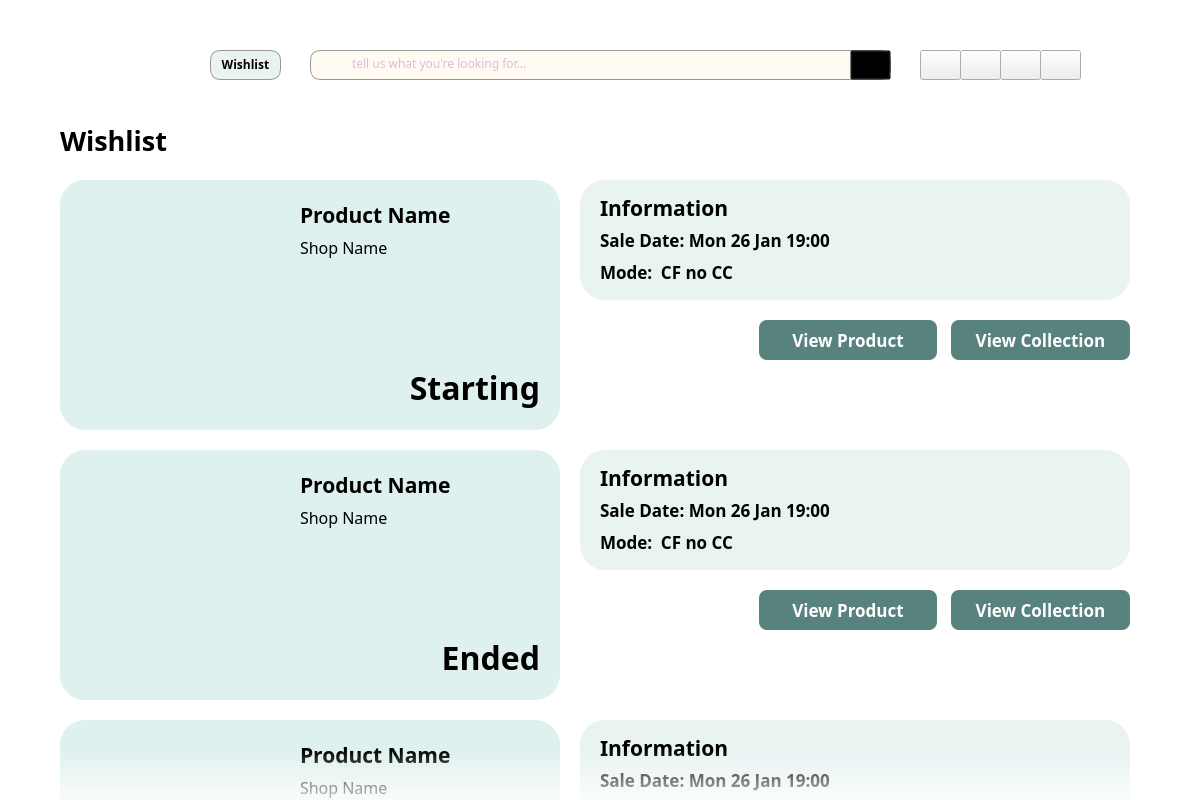
First picture: the form in frontend/src/pages/qt_designer/wishlist.ui, repository m0owo/Curate, before the edit.
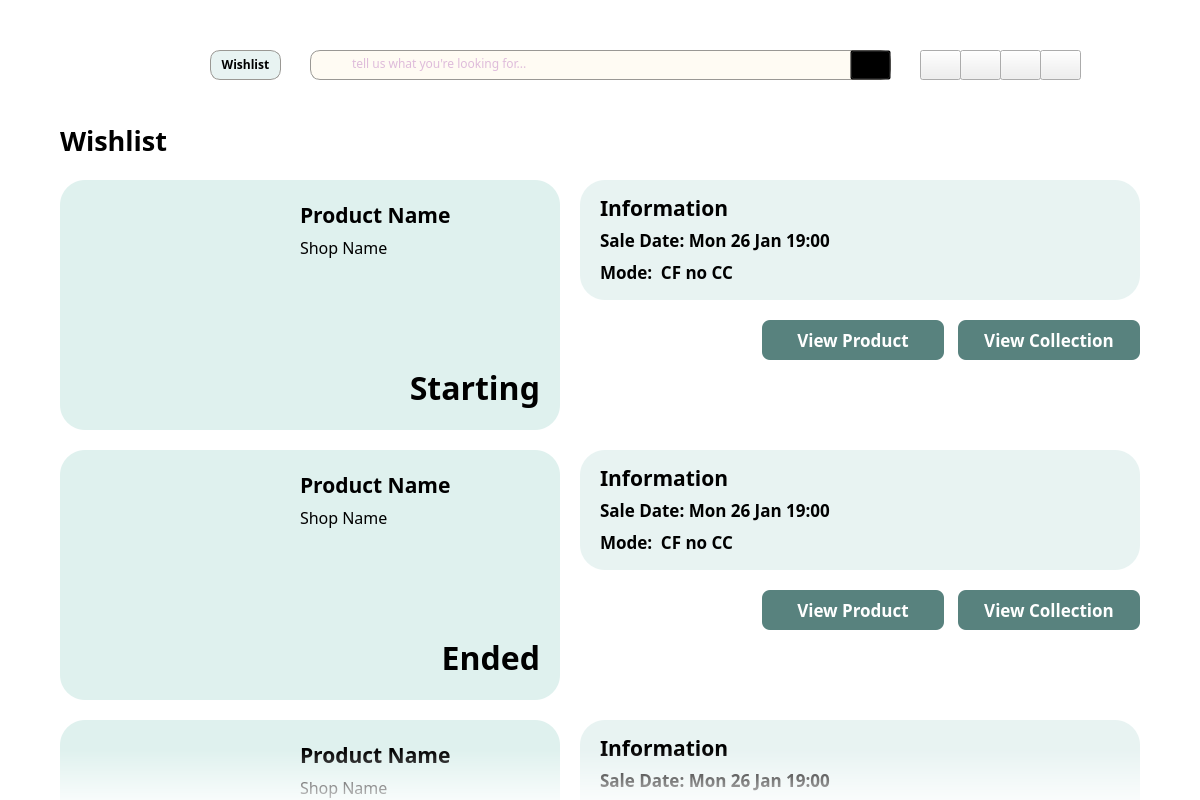
Second picture: the form after the edit. Icons and pictures are not drawn.

Commit message: history+wishlist

```diff
--- a/frontend/src/pages/qt_designer/wishlist.ui
+++ b/frontend/src/pages/qt_designer/wishlist.ui
@@ -397,13 +397,13 @@
      <rect>
       <x>60</x>
       <y>180</y>
-      <width>1070</width>
+      <width>1080</width>
       <height>621</height>
      </rect>
     </property>
     <property name="minimumSize">
      <size>
-      <width>1070</width>
+      <width>1080</width>
       <height>0</height>
      </size>
     </property>
@@ -421,7 +421,7 @@
       <rect>
        <x>0</x>
        <y>0</y>
-       <width>1070</width>
+       <width>1080</width>
        <height>830</height>
       </rect>
      </property>
```
The commit also changes 9 other files.
